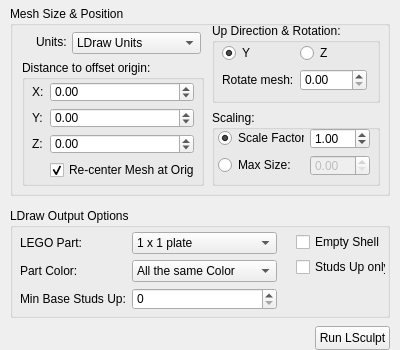
Before: the Qt Designer form trunk/argpanel.ui in RomkoSI/lsculpt, drawn with Qt 5.
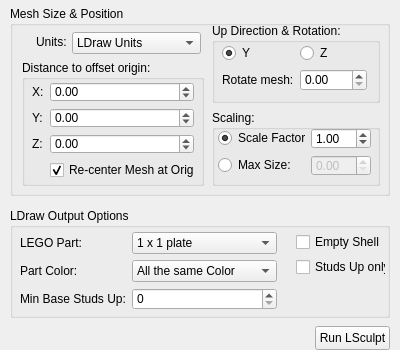
After: the same form once the commit is applied.

Diff of the .ui file:
```diff
--- a/trunk/argpanel.ui
+++ b/trunk/argpanel.ui
@@ -22,6 +22,12 @@
     <height>350</height>
    </size>
   </property>
+  <property name="maximumSize">
+   <size>
+    <width>400</width>
+    <height>16777215</height>
+   </size>
+  </property>
   <property name="windowTitle">
    <string>Form</string>
   </property>
@@ -171,7 +177,7 @@
       <rect>
        <x>6</x>
        <y>18</y>
-       <width>152</width>
+       <width>153</width>
        <height>48</height>
       </rect>
      </property>
```
